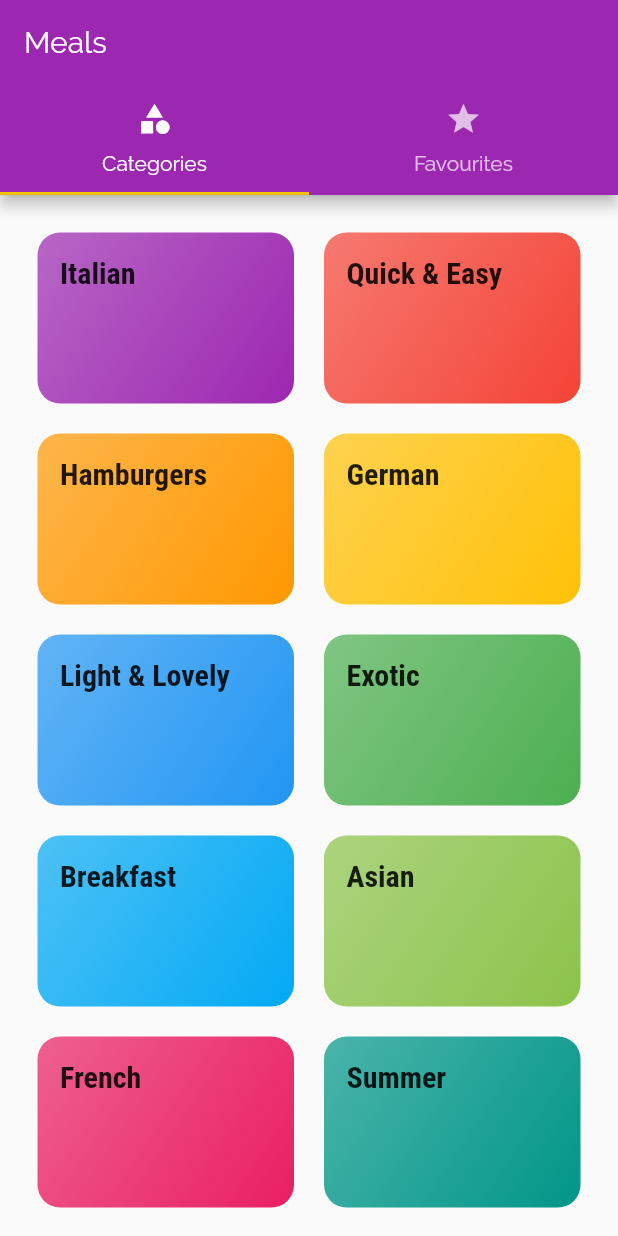
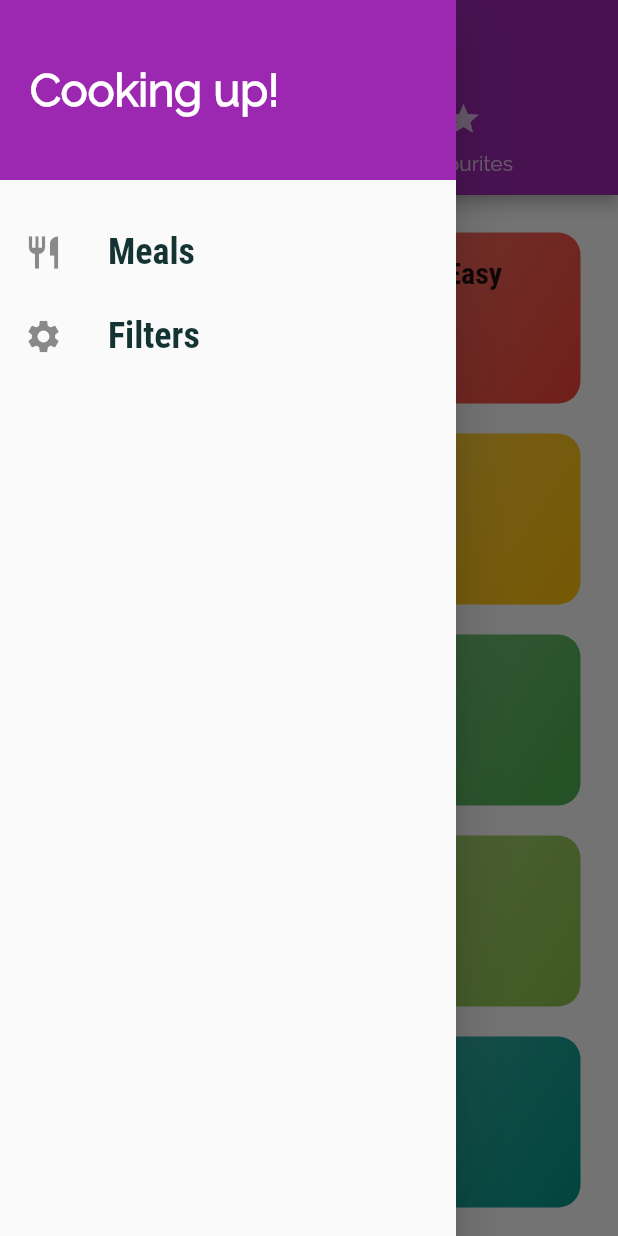
Before and after one commit to Amitbhave/flutter-udemy-course, a Flutter app: the screen it shows after launch, with the side drawer open (before the commit the screen has no drawer), on a phone screen of 412 x 824 dp. Run offline on Flutter 3.47's test engine with Material 2 defaults, Android fonts, the phone set to English and light mode, and no system bars; our stand-ins replace sqflite; missing offline and left inert: dart:ffi; accounts and stored records are empty.

Commit message:
Add navigation drawer

```diff
--- a/meals_app/lib/main.dart
+++ b/meals_app/lib/main.dart
@@ -1,6 +1,7 @@
 import 'package:flutter/material.dart';
 import 'package:mealsapp/screens/categories.dart';
 import 'package:mealsapp/screens/category_meals.dart';
+import 'package:mealsapp/screens/filters.dart';
 import 'package:mealsapp/screens/meal_detail.dart';
 import 'package:mealsapp/screens/tabs.dart';
 
@@ -36,7 +37,8 @@ class MyApp extends StatelessWidget {
       routes: {
         '/' : (context) => Tabs(),
         CategoryMeals.routeName : (context) => CategoryMeals(),
-        MealDetails.routeName : (context) => MealDetails()
+        MealDetails.routeName : (context) => MealDetails(),
+        Filters.routeName : (context) => Filters(),
       },
     );
   }
--- /dev/null
+++ b/meals_app/lib/screens/filters.dart
@@ -0,0 +1,20 @@
+import 'package:flutter/material.dart';
+import 'package:mealsapp/widgets/drawer.dart';
+
+class Filters extends StatelessWidget {
+  static const routeName = '/filters';
+
+  @override
+  Widget build(BuildContext context) {
+    return Scaffold(
+      appBar: AppBar(
+        title: Text('Filters'),
+      ),
+      drawer: MainDrawer(),
+      body: Center(
+        child: Text('Filters screen'),
+      ),
+    );
+  }
+
+}
--- a/meals_app/lib/screens/tabs.dart
+++ b/meals_app/lib/screens/tabs.dart
@@ -1,6 +1,7 @@
 import 'package:flutter/material.dart';
 import 'package:mealsapp/screens/categories.dart';
 import 'package:mealsapp/screens/favourites.dart';
+import 'package:mealsapp/widgets/drawer.dart';
 
 class Tabs extends StatefulWidget{
 
@@ -14,6 +15,7 @@ class _TabsState extends State<Tabs> {
   Widget build(BuildContext context) {
     return DefaultTabController(
       child: Scaffold(
+        drawer: MainDrawer(),
         appBar: AppBar(
           title: Text('Meals'),
           bottom: TabBar(
--- /dev/null
+++ b/meals_app/lib/widgets/drawer.dart
@@ -0,0 +1,65 @@
+import 'package:flutter/material.dart';
+import 'package:mealsapp/screens/filters.dart';
+
+class MainDrawer extends StatelessWidget {
+
+  Widget buildListTile(String title, IconData icon, Function tapHandler) {
+    return ListTile(
+      leading: Icon(
+        icon,
+        size: 26,
+      ),
+      title: Text(
+        title,
+        style: TextStyle(
+          fontFamily: 'RobotoCondensed',
+          fontSize: 24,
+          fontWeight: FontWeight.bold,
+        ),
+      ),
+      onTap: tapHandler,
+    );
+  }
+
+  @override
+  Widget build(BuildContext context) {
+    return Drawer(
+      child: Column(
+        children: [
+          Container(
+            height: 120,
+            width: double.infinity,
+            padding: EdgeInsets.all(20),
+            alignment: Alignment.centerLeft,
+            color: Theme.of(context).primaryColor,
+            child: Text(
+              'Cooking up!',
+              style: TextStyle(
+                fontWeight: FontWeight.w900,
+                fontSize: 30,
+                color: Colors.white,
+              ),
+            ),
+          ),
+          SizedBox(height: 20,),
+          buildListTile(
+            'Meals',
+            Icons.restaurant,
+            (){
+              Navigator.of(context).pushReplacementNamed('/');
+            },
+
+          ),
+          buildListTile(
+            'Filters',
+            Icons.settings,
+            (){
+              Navigator.of(context).pushReplacementNamed(Filters.routeName);
+            },
+          ),
+        ],
+      ),
+    );
+  }
+
+}
```
